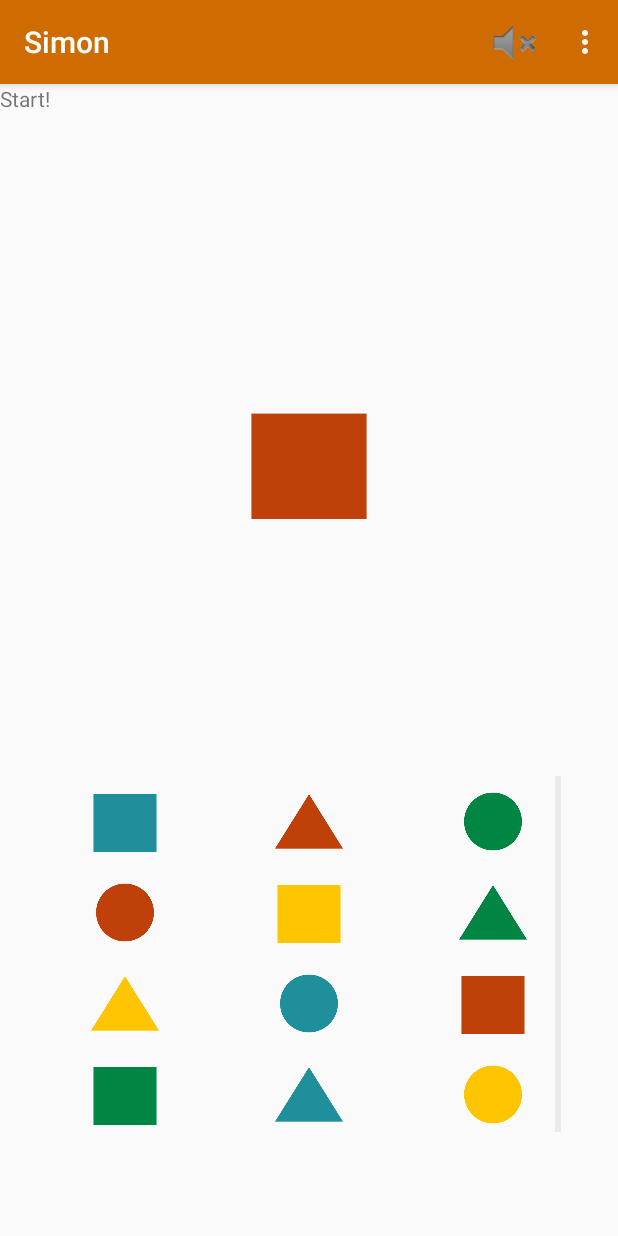
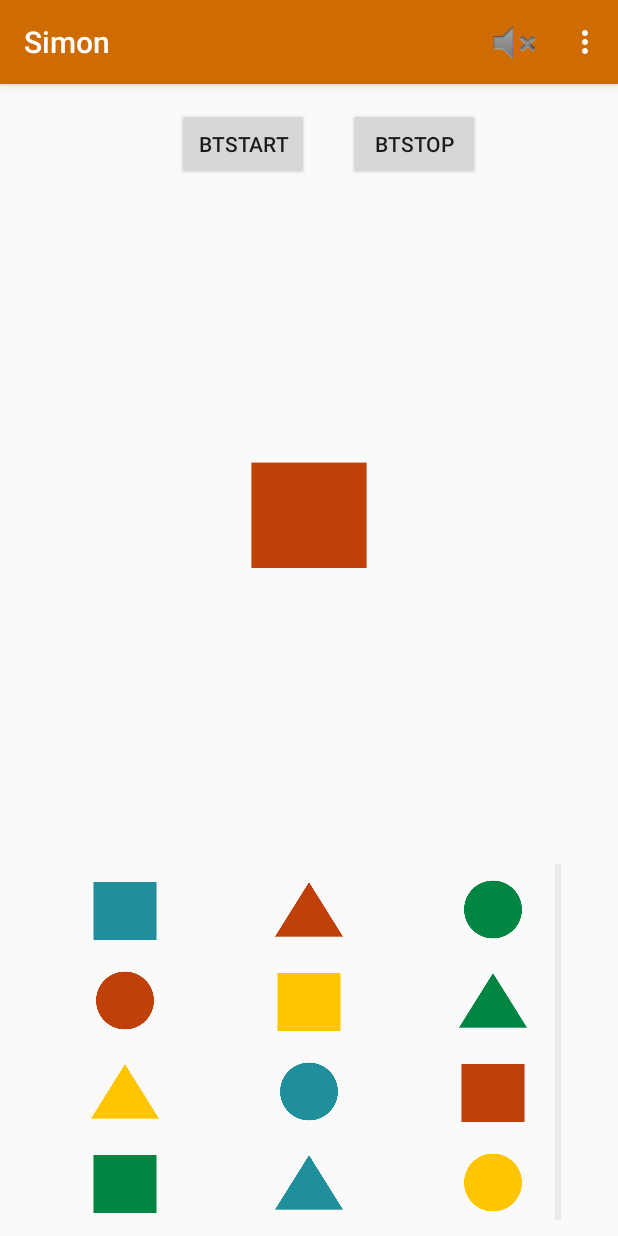
Before and after one commit to davrami/SimonAndroid, an Android app: the Simon screen opened directly, with no data from a screen before it, on a phone screen of 412 x 824 dp. Run offline under Robolectric (Android 15) with nearby library versions, the phone set to English and light mode, and no system bars.

```diff
--- a/app/src/main/java/dam2/simon/Simon.java
+++ b/app/src/main/java/dam2/simon/Simon.java
@@ -26,6 +26,8 @@ public class Simon extends AppCompatActivity {
     Button btMusic;
     GridView grid;
     ImageView imageRandom;
+    int count;
+    Timer timer;
 
     String[] shape = {
             "rect_blue",
@@ -87,26 +89,26 @@ public class Simon extends AppCompatActivity {
 
 
         this.imageRandom = (ImageView)findViewById(R.id.imageRandom);
-
-        new Timer().scheduleAtFixedRate(new TimerTask() {
+        this.count = 0;
+        this.timer = new Timer();
+        timer.scheduleAtFixedRate(new TimerTask() {
             @Override
             public void run() {
                 runOnUiThread(new Runnable() {
                     @Override
                     public void run() {
                         int numero = (int) (Math.random()*imageId.length);
+
+                        if(count > 5){
+                          timer.cancel();
+                        }
                         imageRandom.setImageResource(imageId[numero]);
+                        count++;
                     }
                 });
+
             }
-        }, 0, 5000);
-
-
-
-
-
-
-
+        }, 0, 2000);
 
 
 
--- a/app/src/main/res/layout/activity_simon.xml
+++ b/app/src/main/res/layout/activity_simon.xml
@@ -6,19 +6,6 @@
     android:layout_height="match_parent"
     tools:context=".Simon">
 
-    <TextView
-        android:id="@+id/textView2"
-        android:layout_width="match_parent"
-        android:layout_height="37dp"
-        android:layout_weight="1"
-        android:text="Start!"
-        app:layout_constraintBottom_toBottomOf="parent"
-        app:layout_constraintHorizontal_bias="0.0"
-        app:layout_constraintLeft_toLeftOf="parent"
-        app:layout_constraintRight_toRightOf="parent"
-        app:layout_constraintTop_toTopOf="parent"
-        app:layout_constraintVertical_bias="0.0" />
-
     <GridView
         android:id="@+id/grid"
         android:layout_width="336dp"
@@ -26,7 +13,6 @@
         android:layout_marginBottom="8dp"
         android:layout_marginEnd="8dp"
         android:layout_marginStart="8dp"
-        android:layout_marginTop="8dp"
         android:columnWidth="90dp"
         android:gravity="top|center_vertical|fill_vertical|center_horizontal"
         android:numColumns="auto_fit"
@@ -34,9 +20,7 @@
         android:visibility="visible"
         app:layout_constraintBottom_toBottomOf="parent"
         app:layout_constraintEnd_toEndOf="parent"
-        app:layout_constraintStart_toStartOf="parent"
-        app:layout_constraintTop_toTopOf="@+id/textView2"
-        app:layout_constraintVertical_bias="0.886" />
+        app:layout_constraintStart_toStartOf="parent" />
 
     <ImageView
         android:id="@+id/imageRandom"
@@ -52,4 +36,27 @@
         app:layout_constraintTop_toTopOf="parent"
         app:layout_constraintVertical_bias="0.563" />
 
+    <Button
+        android:id="@+id/btStart"
+        android:layout_width="wrap_content"
+        android:layout_height="wrap_content"
+        android:layout_marginEnd="8dp"
+        android:layout_marginStart="8dp"
+        android:layout_marginTop="16dp"
+        android:text="btStart"
+        app:layout_constraintEnd_toStartOf="@+id/btStop"
+        app:layout_constraintHorizontal_bias="0.86"
+        app:layout_constraintStart_toStartOf="parent"
+        app:layout_constraintTop_toTopOf="parent" />
+
+    <Button
+        android:id="@+id/btStop"
+        android:layout_width="wrap_content"
+        android:layout_height="wrap_content"
+        android:layout_marginEnd="92dp"
+        android:layout_marginTop="16dp"
+        android:text="btStop"
+        app:layout_constraintEnd_toEndOf="parent"
+        app:layout_constraintTop_toTopOf="parent" />
+
 </android.support.constraint.ConstraintLayout>
```
